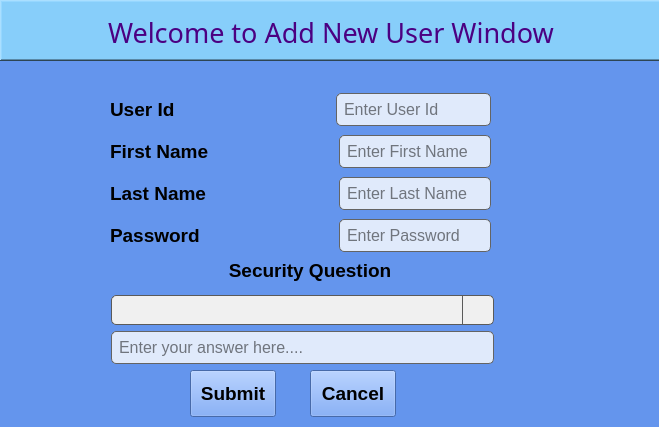
The window that add_new_user.ui (Kesharipappu/Login_Window_SQLITE) describes before a commit, drawn with Qt 5.
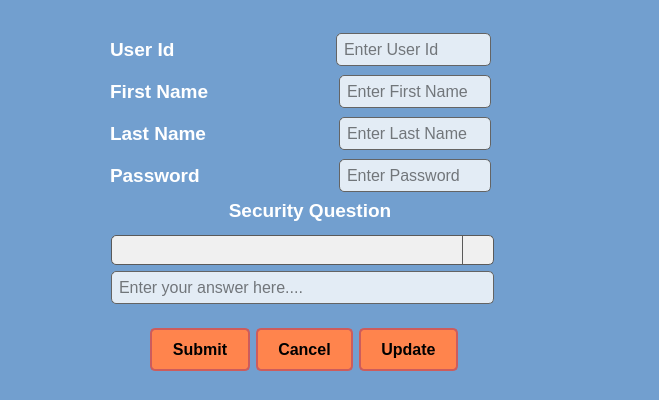
The same window after the commit. Icons and pictures are not drawn.

Patch:
```diff
--- a/add_new_user.ui
+++ b/add_new_user.ui
@@ -7,7 +7,7 @@
     <x>0</x>
     <y>0</y>
     <width>659</width>
-    <height>427</height>
+    <height>400</height>
    </rect>
   </property>
   <property name="windowTitle">
@@ -16,133 +16,16 @@
   <property name="styleSheet">
    <string notr="true">/*background-color: rgb(0, 123, 255);*/
 /*background-color: rgb(135, 206, 250);*/
-background-color: rgb(100, 149, 237);
+/*background-color: #1A1A2A*/
+/*background-color: rgb(138, 138, 255);*/
+background-color: rgb(114, 159, 207);
 </string>
   </property>
-  <widget class="QPushButton" name="submitButton">
-   <property name="geometry">
-    <rect>
-     <x>190</x>
-     <y>370</y>
-     <width>86</width>
-     <height>47</height>
-    </rect>
-   </property>
-   <property name="font">
-    <font>
-     <pointsize>14</pointsize>
-     <bold>true</bold>
-    </font>
-   </property>
-   <property name="toolTip">
-    <string>Click to Save Details</string>
-   </property>
-   <property name="text">
-    <string>Submit</string>
-   </property>
-  </widget>
-  <widget class="QPushButton" name="cancelButton">
-   <property name="geometry">
-    <rect>
-     <x>310</x>
-     <y>370</y>
-     <width>86</width>
-     <height>47</height>
-    </rect>
-   </property>
-   <property name="font">
-    <font>
-     <pointsize>14</pointsize>
-     <bold>true</bold>
-    </font>
-   </property>
-   <property name="toolTip">
-    <string>Click to Close Window</string>
-   </property>
-   <property name="text">
-    <string>Cancel</string>
-   </property>
-  </widget>
-  <widget class="QFrame" name="frame">
-   <property name="geometry">
-    <rect>
-     <x>0</x>
-     <y>0</y>
-     <width>661</width>
-     <height>61</height>
-    </rect>
-   </property>
-   <property name="styleSheet">
-    <string notr="true">background-color: rgb(135, 206, 250);</string>
-   </property>
-   <property name="frameShape">
-    <enum>QFrame::WinPanel</enum>
-   </property>
-   <property name="frameShadow">
-    <enum>QFrame::Raised</enum>
-   </property>
-   <widget class="QWidget" name="layoutWidget_3">
-    <property name="geometry">
-     <rect>
-      <x>10</x>
-      <y>7</y>
-      <width>641</width>
-      <height>51</height>
-     </rect>
-    </property>
-    <layout class="QHBoxLayout" name="horizontalLayout">
-     <item>
-      <spacer name="horizontalSpacer_4">
-       <property name="orientation">
-        <enum>Qt::Horizontal</enum>
-       </property>
-       <property name="sizeHint" stdset="0">
-        <size>
-         <width>40</width>
-         <height>20</height>
-        </size>
-       </property>
-      </spacer>
-     </item>
-     <item>
-      <widget class="QLabel" name="label_5">
-       <property name="font">
-        <font>
-         <family>Cooper Black</family>
-         <pointsize>20</pointsize>
-         <bold>false</bold>
-         <underline>false</underline>
-        </font>
-       </property>
-       <property name="styleSheet">
-        <string notr="true">color: rgb(75, 0, 130);</string>
-       </property>
-       <property name="text">
-        <string>Welcome to Add New User Window</string>
-       </property>
-      </widget>
-     </item>
-     <item>
-      <spacer name="horizontalSpacer_5">
-       <property name="orientation">
-        <enum>Qt::Horizontal</enum>
-       </property>
-       <property name="sizeHint" stdset="0">
-        <size>
-         <width>40</width>
-         <height>20</height>
-        </size>
-       </property>
-      </spacer>
-     </item>
-    </layout>
-   </widget>
-  </widget>
   <widget class="QWidget" name="layoutWidget">
    <property name="geometry">
     <rect>
      <x>110</x>
-     <y>90</y>
+     <y>30</y>
      <width>381</width>
      <height>168</height>
     </rect>
@@ -158,6 +41,9 @@
           <bold>true</bold>
          </font>
         </property>
+        <property name="styleSheet">
+         <string notr="true">color: rgb(255, 255, 255);</string>
+        </property>
         <property name="text">
          <string>User Id</string>
         </property>
@@ -214,6 +100,9 @@
           <bold>true</bold>
          </font>
         </property>
+        <property name="styleSheet">
+         <string notr="true">color: rgb(255, 255, 255);</string>
+        </property>
         <property name="text">
          <string>First Name</string>
         </property>
@@ -267,6 +156,9 @@
           <bold>true</bold>
          </font>
         </property>
+        <property name="styleSheet">
+         <string notr="true">color: rgb(255, 255, 255);</string>
+        </property>
         <property name="text">
          <string>Last Name</string>
         </property>
@@ -320,6 +212,9 @@
           <bold>true</bold>
          </font>
         </property>
+        <property name="styleSheet">
+         <string notr="true">color: rgb(255, 255, 255);</string>
+        </property>
         <property name="text">
          <string>Password</string>
         </property>
@@ -356,6 +251,9 @@
  padding: 5px;
  border-radius: 5px;</string>
         </property>
+        <property name="echoMode">
+         <enum>QLineEdit::Password</enum>
+        </property>
         <property name="placeholderText">
          <string>Enter Password</string>
         </property>
@@ -369,7 +267,7 @@
    <property name="geometry">
     <rect>
      <x>111</x>
-     <y>252</y>
+     <y>192</y>
      <width>383</width>
      <height>112</height>
     </rect>
@@ -399,6 +297,9 @@
           <underline>false</underline>
          </font>
         </property>
+        <property name="styleSheet">
+         <string notr="true">color: rgb(255, 255, 255);</string>
+        </property>
         <property name="text">
          <string>   Security Question</string>
         </property>
@@ -504,6 +405,141 @@
     </item>
    </layout>
   </widget>
+  <widget class="QWidget" name="horizontalLayoutWidget">
+   <property name="geometry">
+    <rect>
+     <x>150</x>
+     <y>310</y>
+     <width>308</width>
+     <height>80</height>
+    </rect>
+   </property>
+   <layout class="QHBoxLayout" name="horizontalLayout">
+    <item>
+     <widget class="QPushButton" name="submitButton">
+      <property name="font">
+       <font>
+        <pointsize>-1</pointsize>
+        <bold>true</bold>
+       </font>
+      </property>
+      <property name="toolTip">
+       <string>Click to Save Details</string>
+      </property>
+      <property name="styleSheet">
+       <string notr="true">/*background-color: rgb(255, 132, 77);*/
+QPushButton {
+    background-color: rgb(255, 132, 77); /* Orange background */
+    color: rgb(0, 0, 0); /* Black text */
+    border: 2px solid rgb(205, 92, 92); /* Indian Red border */
+    padding: 10px 20px; /* Padding for better appearance */
+    border-radius: 5px; /* Rounded corners for a modern look */
+    font-size: 16px; /* Adjust font size */
+    font-weight: bold; /* Bold text */
+    transition: background-color 0.3s ease, border-color 0.3s ease; /* Smooth transition */
+}
+
+QPushButton:hover {
+    background-color: rgb(255, 69, 0); /* Red-Orange on hover */
+}
+
+QPushButton:focus {
+    border-color: rgb(255, 255, 255); /* White border on focus */
+    box-shadow: 0 0 5px rgba(255, 255, 255, 0.5); /* Optional shadow on focus */
+}
+</string>
+      </property>
+      <property name="text">
+       <string>Submit</string>
+      </property>
+      <property name="flat">
+       <bool>true</bool>
+      </property>
+     </widget>
+    </item>
+    <item>
+     <widget class="QPushButton" name="cancelButton">
+      <property name="font">
+       <font>
+        <pointsize>-1</pointsize>
+        <bold>true</bold>
+       </font>
+      </property>
+      <property name="toolTip">
+       <string>Click to Close Window</string>
+      </property>
+      <property name="styleSheet">
+       <string notr="true">/*background-color: rgb(255, 132, 77);*/
+QPushButton {
+    background-color: rgb(255, 132, 77); /* Orange background */
+    color: rgb(0, 0, 0); /* Black text */
+    border: 2px solid rgb(205, 92, 92); /* Indian Red border */
+    padding: 10px 20px; /* Padding for better appearance */
+    border-radius: 5px; /* Rounded corners for a modern look */
+    font-size: 16px; /* Adjust font size */
+    font-weight: bold; /* Bold text */
+    transition: background-color 0.3s ease, border-color 0.3s ease; /* Smooth transition */
+}
+
+QPushButton:hover {
+    background-color: rgb(255, 69, 0); /* Red-Orange on hover */
+}
+
+QPushButton:focus {
+    border-color: rgb(255, 255, 255); /* White border on focus */
+    box-shadow: 0 0 5px rgba(255, 255, 255, 0.5); /* Optional shadow on focus */
+}
+</string>
+      </property>
+      <property name="text">
+       <string>Cancel</string>
+      </property>
+      <property name="flat">
+       <bool>true</bool>
+      </property>
+     </widget>
+    </item>
+    <item>
+     <widget class="QPushButton" name="updateUserButton">
+      <property name="font">
+       <font>
+        <pointsize>-1</pointsize>
+        <bold>true</bold>
+       </font>
+      </property>
+      <property name="styleSheet">
+       <string notr="true">/*background-color: rgb(255, 132, 77);*/
+QPushButton {
+    background-color: rgb(255, 132, 77); /* Orange background */
+    color: rgb(0, 0, 0); /* Black text */
+    border: 2px solid rgb(205, 92, 92); /* Indian Red border */
+    padding: 10px 20px; /* Padding for better appearance */
+    border-radius: 5px; /* Rounded corners for a modern look */
+    font-size: 16px; /* Adjust font size */
+    font-weight: bold; /* Bold text */
+    transition: background-color 0.3s ease, border-color 0.3s ease; /* Smooth transition */
+}
+
+QPushButton:hover {
+    background-color: rgb(255, 69, 0); /* Red-Orange on hover */
+}
+
+QPushButton:focus {
+    border-color: rgb(255, 255, 255); /* White border on focus */
+    box-shadow: 0 0 5px rgba(255, 255, 255, 0.5); /* Optional shadow on focus */
+}
+</string>
+      </property>
+      <property name="text">
+       <string>Update</string>
+      </property>
+      <property name="flat">
+       <bool>true</bool>
+      </property>
+     </widget>
+    </item>
+   </layout>
+  </widget>
  </widget>
  <tabstops>
   <tabstop>addNewUserIdLineEdit</tabstop>
```
